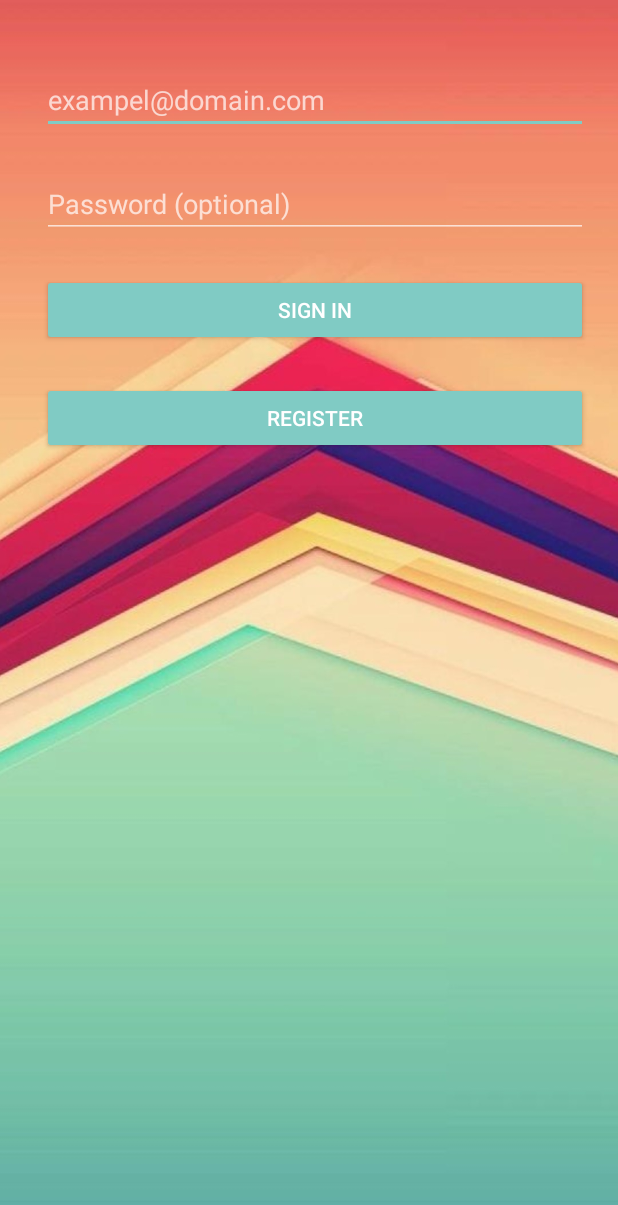
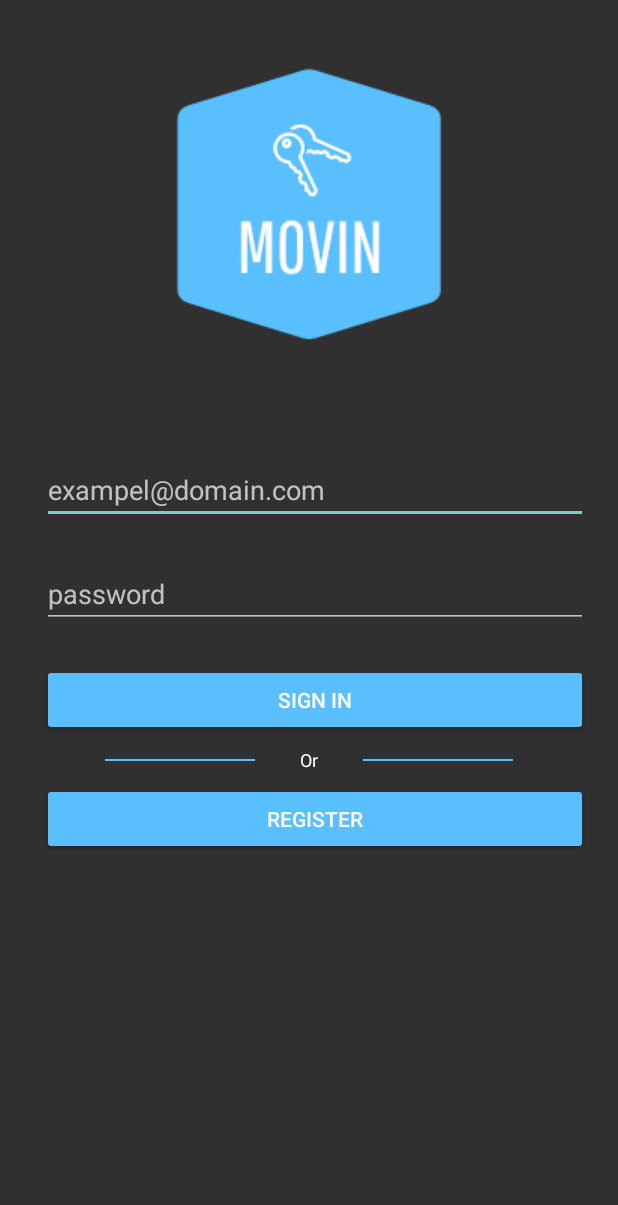
Before and after one commit to dennisfransen/Movin, an Android app: the screen it shows after launch (LoginActivity), on a phone screen of 412 x 824 dp. Shown: the top 1205 px of the screen. Run offline under Robolectric (Android 15) with nearby library versions, the phone set to English and light mode, and no system bars; our stand-ins replace Firebase (no records; nobody signed in at launch, a user with empty details on screens opened directly); Roboto replaces fonts that are not available here.

Commit message:
Changed alot of visual design

```diff
--- a/app/src/main/java/dennisfransen/iths/se/movin/SearchFragment.java
+++ b/app/src/main/java/dennisfransen/iths/se/movin/SearchFragment.java
@@ -28,7 +28,7 @@ public class SearchFragment extends Fragment {
 
     public static final String TAG = "SearchFragment";
     private GeoDataClient mGeoDataClient;
-    private EditText mEditText;
+    private EditText mSearchField;
     private ListView mListView;
     private List<String> mListOfPredictions;
 
@@ -36,7 +36,7 @@ public class SearchFragment extends Fragment {
     public View onCreateView(LayoutInflater inflater, ViewGroup container, Bundle savedInstanceState) {
         View view = inflater.inflate(R.layout.fragment_search, container, false);
 
-        mEditText = view.findViewById(R.id.search_field_et);
+        mSearchField = view.findViewById(R.id.search_field_et);
         mListView = view.findViewById(R.id.listView);
         mListOfPredictions = new ArrayList<>();
         //mListOfPredictions.add("HELLO WORLD");
@@ -47,7 +47,7 @@ public class SearchFragment extends Fragment {
         mGeoDataClient = Places.getGeoDataClient(getActivity());
         final AutocompleteFilter countryFilter = new AutocompleteFilter.Builder().setCountry("SE").build();
 
-        mEditText.addTextChangedListener(new TextWatcher() {
+        mSearchField.addTextChangedListener(new TextWatcher() {
             @Override
             public void beforeTextChanged(CharSequence s, int start, int count, int after) {
 
--- a/app/src/main/res/layout/activity_login.xml
+++ b/app/src/main/res/layout/activity_login.xml
@@ -4,7 +4,6 @@
     xmlns:tools="http://schemas.android.com/tools"
     android:layout_width="match_parent"
     android:layout_height="match_parent"
-    android:background="@drawable/background_4"
     android:padding="20dp"
     tools:context=".LoginActivity">
 
@@ -13,14 +12,15 @@
         android:layout_width="match_parent"
         android:layout_height="wrap_content"
         android:layout_marginStart="8dp"
-        android:layout_marginTop="24dp"
+        android:layout_marginTop="68dp"
         android:autofillHints=""
         android:ems="10"
         android:hint="@string/prompt_email_example"
         android:inputType="textEmailAddress"
         app:layout_constraintEnd_toEndOf="parent"
+        app:layout_constraintHorizontal_bias="0.3"
         app:layout_constraintStart_toStartOf="parent"
-        app:layout_constraintTop_toTopOf="parent" />
+        app:layout_constraintTop_toBottomOf="@+id/logo_about_iv" />
 
 
     <EditText
@@ -29,8 +29,9 @@
         android:layout_height="wrap_content"
         android:layout_marginStart="8dp"
         android:layout_marginTop="24dp"
+        android:autofillHints=""
         android:ems="10"
-        android:hint="@string/prompt_password"
+        android:hint="@string/password"
         android:inputType="textPassword"
         app:layout_constraintEnd_toEndOf="parent"
         app:layout_constraintStart_toStartOf="parent"
@@ -42,22 +43,77 @@
         android:layout_height="wrap_content"
         android:layout_marginStart="8dp"
         android:layout_marginTop="24dp"
-        android:backgroundTint="@color/colorAccent"
+        android:backgroundTint="@color/bottomNavAndToolbar"
         android:text="@string/title_activity_login"
         app:layout_constraintEnd_toEndOf="parent"
         app:layout_constraintStart_toStartOf="parent"
         app:layout_constraintTop_toBottomOf="@+id/password_et" />
+
+    <View
+        android:id="@+id/separator_two"
+        android:layout_width="100dp"
+        android:layout_height="1dp"
+        android:layout_below="@+id/signIn_btn"
+        android:layout_alignParentEnd="true"
+        android:layout_marginStart="50dp"
+        android:layout_marginTop="15dp"
+        android:background="@color/bottomNavAndToolbar"
+        app:layout_constraintStart_toStartOf="parent"
+        app:layout_constraintTop_toBottomOf="@+id/signIn_btn" />
+
+
+    <TextView
+        android:id="@+id/or_tv"
+        android:layout_width="wrap_content"
+        android:layout_height="wrap_content"
+        android:layout_below="@+id/signIn_btn"
+        android:layout_centerHorizontal="true"
+        android:layout_marginTop="7dp"
+        android:text="@string/or"
+        android:textColor="@android:color/white"
+        android:textSize="12sp"
+        app:layout_constraintEnd_toStartOf="@+id/separator_one"
+        app:layout_constraintStart_toEndOf="@+id/separator_two"
+        app:layout_constraintTop_toBottomOf="@+id/signIn_btn" />
+
+    <View
+        android:id="@+id/separator_one"
+        android:layout_width="100dp"
+        android:layout_height="1dp"
+        android:layout_below="@+id/signIn_btn"
+        android:layout_alignParentStart="true"
+        android:layout_marginTop="15dp"
+        android:layout_marginEnd="50dp"
+        android:background="@color/bottomNavAndToolbar"
+        app:layout_constraintEnd_toEndOf="parent"
+        app:layout_constraintTop_toBottomOf="@+id/signIn_btn" />
 
     <Button
         android:id="@+id/register_btn"
         android:layout_width="match_parent"
         android:layout_height="wrap_content"
         android:layout_marginStart="8dp"
-        android:layout_marginTop="24dp"
-        android:backgroundTint="@color/colorAccent"
+        android:layout_marginTop="7dp"
+        android:backgroundTint="@color/bottomNavAndToolbar"
         android:text="@string/title_activity_register"
         app:layout_constraintEnd_toEndOf="parent"
+        app:layout_constraintHorizontal_bias="0.6"
         app:layout_constraintStart_toStartOf="parent"
-        app:layout_constraintTop_toBottomOf="@+id/signIn_btn" />
+        app:layout_constraintTop_toBottomOf="@+id/or_tv" />
+
+    <ImageView
+        android:id="@+id/logo_about_iv"
+        android:layout_width="wrap_content"
+        android:layout_height="wrap_content"
+        android:layout_marginStart="8dp"
+        android:layout_marginTop="16dp"
+        android:layout_marginEnd="8dp"
+        android:contentDescription="@string/movin_logotype"
+        app:layout_constraintEnd_toEndOf="parent"
+        app:layout_constraintStart_toStartOf="parent"
+        app:layout_constraintTop_toTopOf="parent"
+        app:srcCompat="@drawable/movin_logo" />
 
 </android.support.constraint.ConstraintLayout>
+
+    <!--android:background="@drawable/background_4"-->
--- a/app/src/main/res/menu/bottom_navigation_main.xml
+++ b/app/src/main/res/menu/bottom_navigation_main.xml
@@ -3,10 +3,10 @@
     xmlns:app="http://schemas.android.com/apk/res-auto">
 
     <item
-        android:id="@+id/action_add"
+        android:id="@+id/search"
         android:enabled="true"
-        android:icon="@drawable/ic_add"
-        android:title="Add"
+        android:icon="@drawable/ic_search"
+        android:title="Search"
         app:showAsAction="ifRoom" />
 
     <item
--- a/app/src/main/res/values/colors.xml
+++ b/app/src/main/res/values/colors.xml
@@ -1,6 +1,15 @@
 <?xml version="1.0" encoding="utf-8"?>
 <resources>
-    <color name="colorPrimary">#FF80CBC4</color>
+    <color name="colorPrimary">#FF212121</color>
     <color name="colorPrimaryDark">#FF000000</color>
     <color name="colorAccent">#FF80CBC4</color>
+
+    <color name="switchBackground">#33353A</color>
+    <color name="backgroundColorX">#FF303030</color>
+    <color name="bottomNavAndToolbar">#59bfff</color>
+
+    <!-- Custom Theme -->
+    <color name="colorPrimaryX">#FFF5F5F5</color>
+    <color name="colorPrimaryDarkX">#FF757575</color>
+    <color name="colorAccentX">#FF008577</color>
 </resources>
--- a/app/src/main/res/values/strings.xml
+++ b/app/src/main/res/values/strings.xml
@@ -3,16 +3,11 @@
     <string name="title_activity_login">Sign in</string>
     <!-- Strings related to login -->
     <string name="prompt_email">Email</string>
-    <string name="prompt_password">Password (optional)</string>
-    <string name="action_sign_in">Sign in or register</string>
     <string name="action_sign_in_short">Sign in</string>
     <string name="error_invalid_email">This email address is invalid</string>
     <string name="error_invalid_password">This password is too short</string>
     <string name="error_incorrect_password">This password is incorrect</string>
     <string name="error_field_required">This field is required</string>
-    <string name="permission_rationale">"Contacts permissions are needed for providing email
-        completions."
-    </string>
     <string name="title_activity_register">Register</string>
     <string name="prompt_email_example">exampel@domain.com</string>
     <string name="first_name">First name</string>
@@ -23,6 +18,12 @@
     <string name="settings">Settings</string>
 
     <!-- TODO: Remove or change this placeholder text -->
-    <string name="hello_blank_fragment">Hello blank fragment</string>
     <string name="search_field_hints">Street / Company / Phone number</string>
+    <string name="about_movin">Adress\nMOVIN Huvudkontor\nMOVIN AB\nVikingavägen 3\nBox 123 \n461 78 SJUNTORP\n\nE-post: info@movin.se\nVäxel: +46 (0)123-456 78\nFax: +46 (0)123-456 87</string>
+    <string name="sign_out">Sign out</string>
+    <string name="change_password">Change password</string>
+    <string name="change_theme">Change theme</string>
+    <string name="password">password</string>
+    <string name="or">Or</string>
+    <string name="movin_logotype">Movin logotype</string>
 </resources>
--- a/app/src/main/res/values/styles.xml
+++ b/app/src/main/res/values/styles.xml
@@ -6,6 +6,15 @@
         <item name="colorPrimary">@color/colorPrimary</item>
         <item name="colorPrimaryDark">@color/colorPrimaryDark</item>
         <item name="colorAccent">@color/colorAccent</item>
+        <item name="android:colorBackground">@color/backgroundColorX</item>
+    </style>
+
+    <style name="CustomTheme" parent="Theme.AppCompat.Light.NoActionBar">
+        <item name="colorPrimary">@color/colorPrimaryX</item>
+        <item name="colorPrimaryDark">@color/colorPrimaryDarkX</item>
+        <item name="colorAccent">@color/colorAccentX</item>
+        <item name="android:colorBackground">@color/colorPrimary</item>
+
     </style>
 
 </resources>
```
Also changed, not shown: app/src/main/java/dennisfransen/iths/se/movin/AboutFragment.java (added, +28 -0 lines), app/src/main/java/dennisfransen/iths/se/movin/MainActivity.java (+11 -4 lines), app/src/main/java/dennisfransen/iths/se/movin/SettingsFragment.java (added, +86 -0 lines), app/src/main/res/layout/activity_main.xml (+5 -5 lines), app/src/main/res/layout/fragment_about.xml (added, +41 -0 lines), app/src/main/res/layout/fragment_settings.xml (added, +43 -0 lines), app/src/main/res/drawable-hdpi/ic_search.png (added), app/src/main/res/drawable-mdpi/ic_search.png (added), app/src/main/res/drawable-xhdpi/ic_search.png (added), app/src/main/res/drawable-xxhdpi/ic_search.png (added), app/src/main/res/drawable-xxxhdpi/ic_search.png (added).
